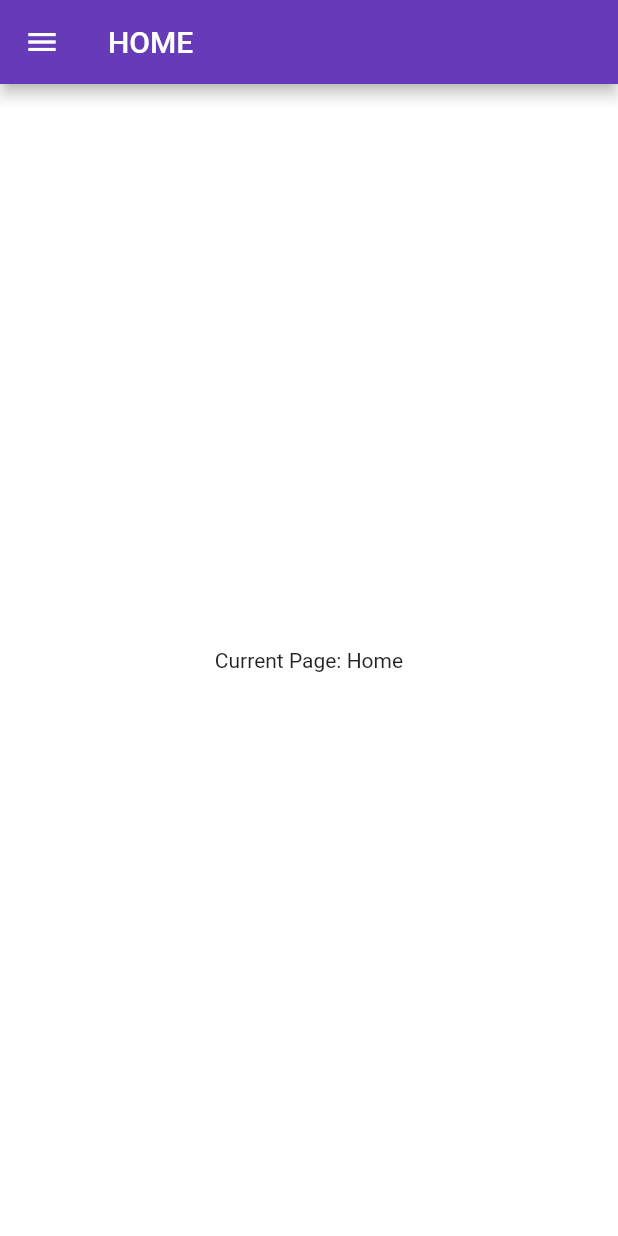
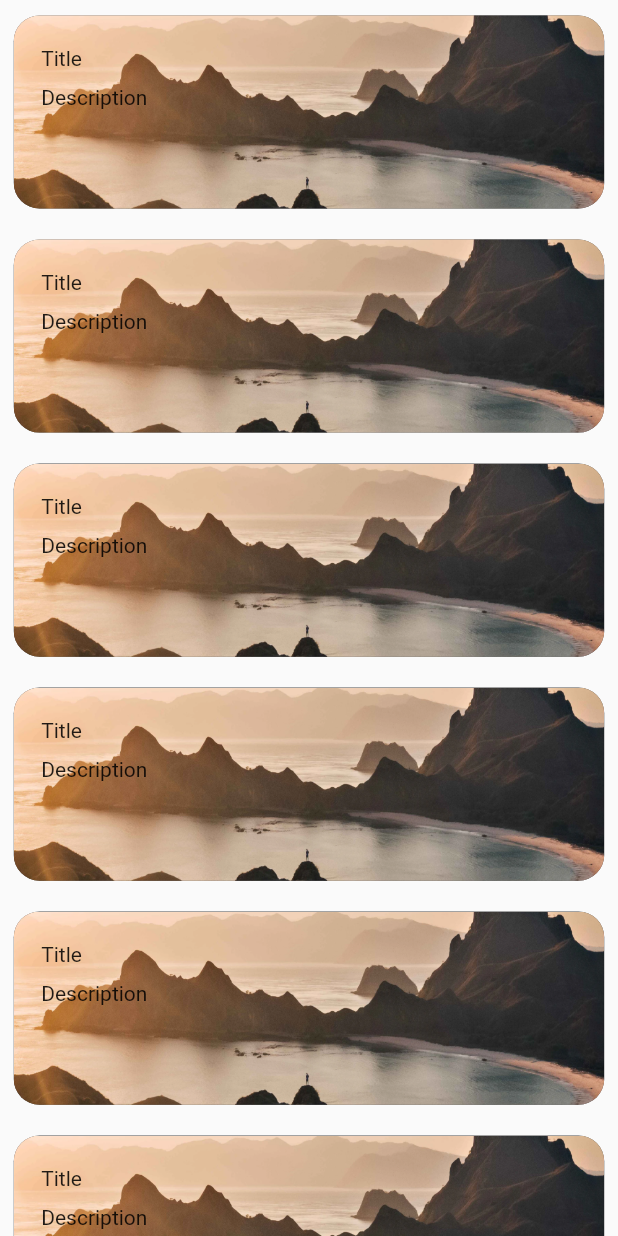
Before and after one commit to shahbhaktidevkrushna/MyDasma, a Flutter app: the screen it shows after launch, on a phone screen of 412 x 824 dp. Run offline on Flutter 3.47's test engine with Material 2 defaults, Android fonts, the phone set to English and light mode, and no system bars; drawn by our look-alikes of flutter_platform_widgets, flutter_zoom_drawer; our stand-ins replace easy_localization, file_picker, flutter_screenutil, flutter_svg, get, google_fonts and 2 more; missing offline and left inert: select_dialog.

Commit message:
set listview for home screen

```diff
--- /dev/null
+++ b/my_dasma/lib/ui/ListViewPage.dart
@@ -0,0 +1,49 @@
+import 'package:flutter/cupertino.dart';
+import 'package:flutter/material.dart';
+import 'package:flutter_screenutil/flutter_screenutil.dart';
+
+class ListViewPage extends StatefulWidget {
+  const ListViewPage({Key? key}) : super(key: key);
+
+  @override
+  _ListViewPageState createState() => _ListViewPageState();
+}
+
+class _ListViewPageState extends State<ListViewPage> {
+  @override
+  Widget build(BuildContext context) {
+    return SafeArea(
+      child: Scaffold(
+        //appBar: AppBar(),
+
+        body: ListView.builder(
+            itemCount: 10,
+            itemBuilder: (context, index){
+            return Container(
+              padding: EdgeInsets.only(left: 16.0.w, top: 16.0.h, right: 8.0.w, bottom: 8.0.h),
+              margin: EdgeInsets.only(left: 8.0.w, top: 8.0.h, right: 8.0.w, bottom: 8.0.h),
+              width: 100.w,
+              height: 100.h,
+              decoration: BoxDecoration(
+                image: DecorationImage(
+                  image: AssetImage("assets/item_image.png"),
+                  fit: BoxFit.cover
+                ),
+                  borderRadius: BorderRadius.circular(15.0.r),
+                  color: Colors.black.withOpacity(0.7),
+                  backgroundBlendMode: BlendMode.darken
+              ),
+              child: Column(
+                crossAxisAlignment: CrossAxisAlignment.start,
+                children: [
+                  Text("Title"),
+                  SizedBox(height: 8.0.h,),
+                  Text("Description")
+                ],
+              ),
+            );
+          },
+      ),
+    ));
+  }
+}
--- a/my_dasma/lib/ui/SigninScreen.dart
+++ b/my_dasma/lib/ui/SigninScreen.dart
@@ -9,6 +9,7 @@ import 'package:my_dasma/extras/constants/Constant.dart';
 import 'package:my_dasma/UserData.dart';
 import 'package:my_dasma/extras/constants/StringConstant.dart';
 import 'package:my_dasma/providers/loginProvider.dart';
+import 'package:my_dasma/ui/ListViewPage.dart';
 import 'package:my_dasma/ui/WelcomePage.dart';
 import 'package:my_dasma/ui/forgotPasswordPage.dart';
 import 'package:my_dasma/ui/home_screen.dart';
@@ -193,9 +194,8 @@ class _LoginPageState extends State<LoginPage> with Constant{
                             //loginValidationFor();
 
                             Navigator.of(context).push(MaterialPageRoute(
-                                builder: (context) => HomeScreen()));
+                                builder: (context) => ListViewPage()));
 
-                            showSnackBar(context, "clicked");
 
                             /*Navigator.of(context).push(MaterialPageRoute(
                               builder: (context) => EditProfilePage()));*/
--- a/my_dasma/lib/ui/splashScreen.dart
+++ b/my_dasma/lib/ui/splashScreen.dart
@@ -2,6 +2,7 @@ import 'dart:async';
 import 'package:flutter/material.dart';
 
 import 'package:flutter_screenutil/flutter_screenutil.dart';
+import 'package:my_dasma/ui/ListViewPage.dart';
 import 'package:my_dasma/ui/SigninScreen.dart';
 import 'package:my_dasma/ui/home_screen.dart';
 
@@ -22,7 +23,7 @@ class _SplashScreenState extends State<SplashScreen> {
 
     Timer(Duration(seconds: 3),
         () => Navigator.pushReplacement(context,
-            MaterialPageRoute(builder: (context) => HomeScreen()          )));
+            MaterialPageRoute(builder: (context) => ListViewPage())));
   }
 
   @override
```
Also changed, not shown: my_dasma/assets/item_image.png (added).
